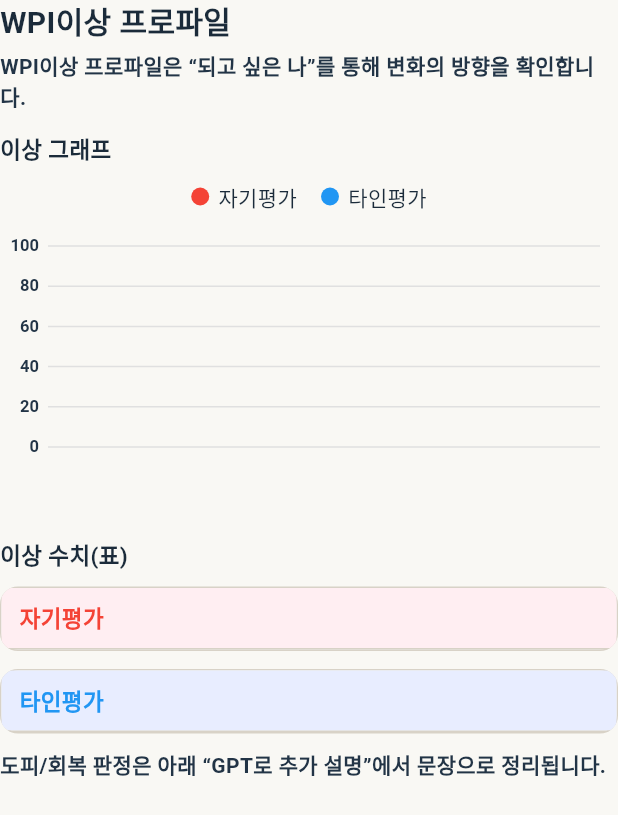
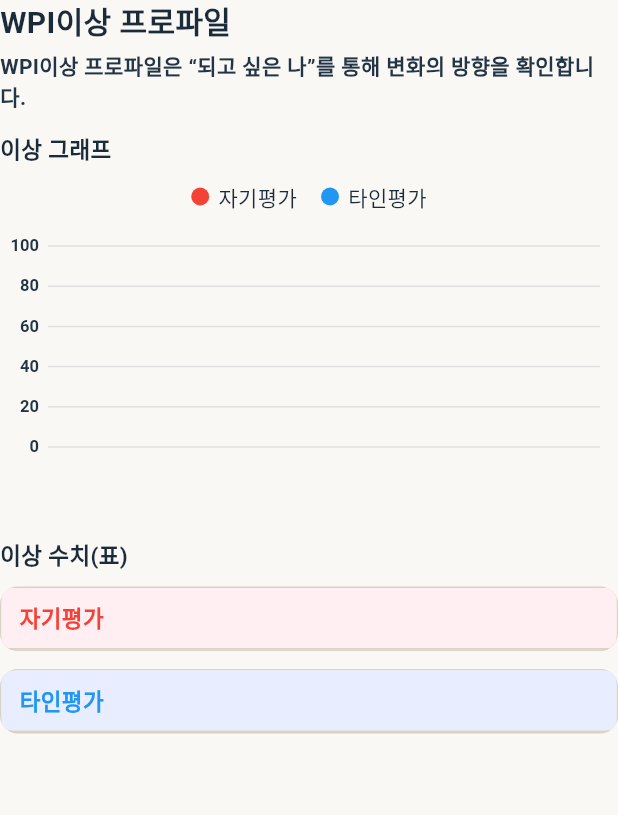
Before and after one commit to wpipainfree/interpreter_front_flutter, a Flutter app: the IdealProfileSection widget shown alone on an empty page, opened directly with empty values, on a phone screen of 412 x 824 dp. Shown: the top 815 px of the screen. Run offline on Flutter 3.47's test engine with Material 3 defaults, Android fonts, the phone set to English and light mode, and no system bars; our stand-ins replace dio, flutter_local_notifications, flutter_markdown, flutter_secure_storage, flutter_svg, shared_preferences and 2 more; accounts and stored records are empty; Roboto replaces fonts that are missing (Pretendard).

Commit message:
Remove redundant text from IdealProfileSection in UserResultDetail for improved clarity and user experience. Add a method to reset scroll position in WpiSelectionFlowNew to enhance navigation flow.

```diff
--- a/lib/screens/result/user_result_detail/sections/ideal_profile_section.dart
+++ b/lib/screens/result/user_result_detail/sections/ideal_profile_section.dart
@@ -82,11 +82,6 @@ class IdealProfileSection extends StatelessWidget {
           otherLabels: otherLabelsForUi,
           otherScores: otherScores,
         ),
-        const SizedBox(height: 10),
-        Text(
-          '도피/회복 판정은 아래 “GPT로 추가 설명”에서 문장으로 정리됩니다.',
-          style: AppTextStyles.caption.copyWith(color: AppColors.textSecondary),
-        ),
       ],
     );
   }
```
Also changed, not shown: 1 other file.
